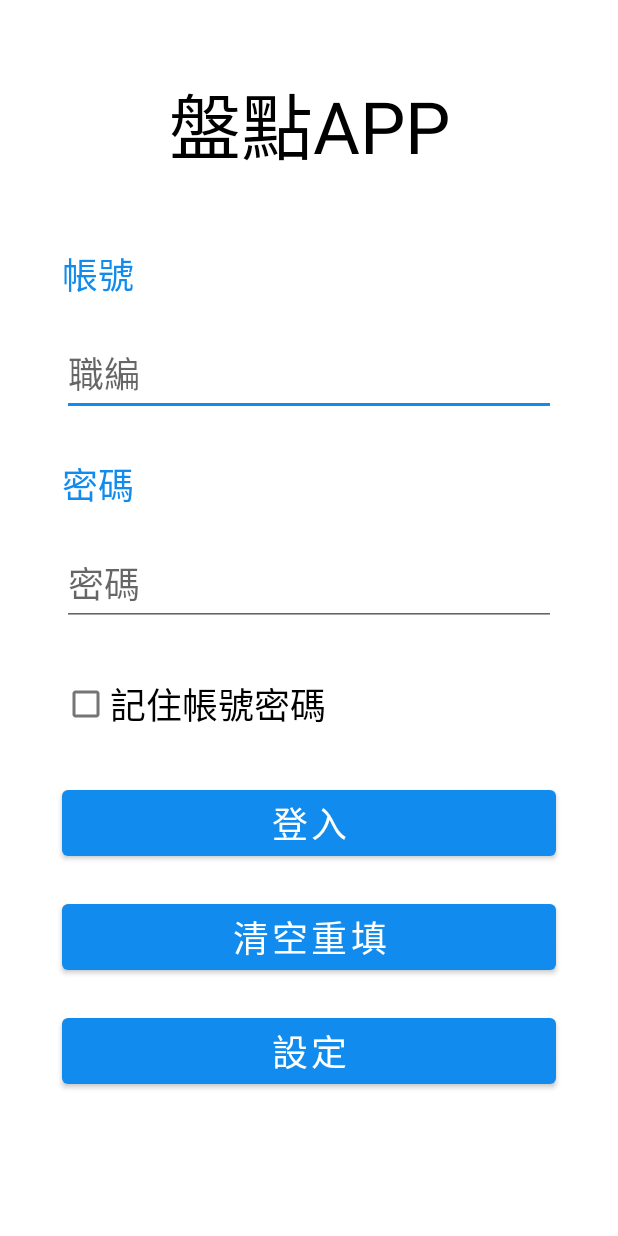
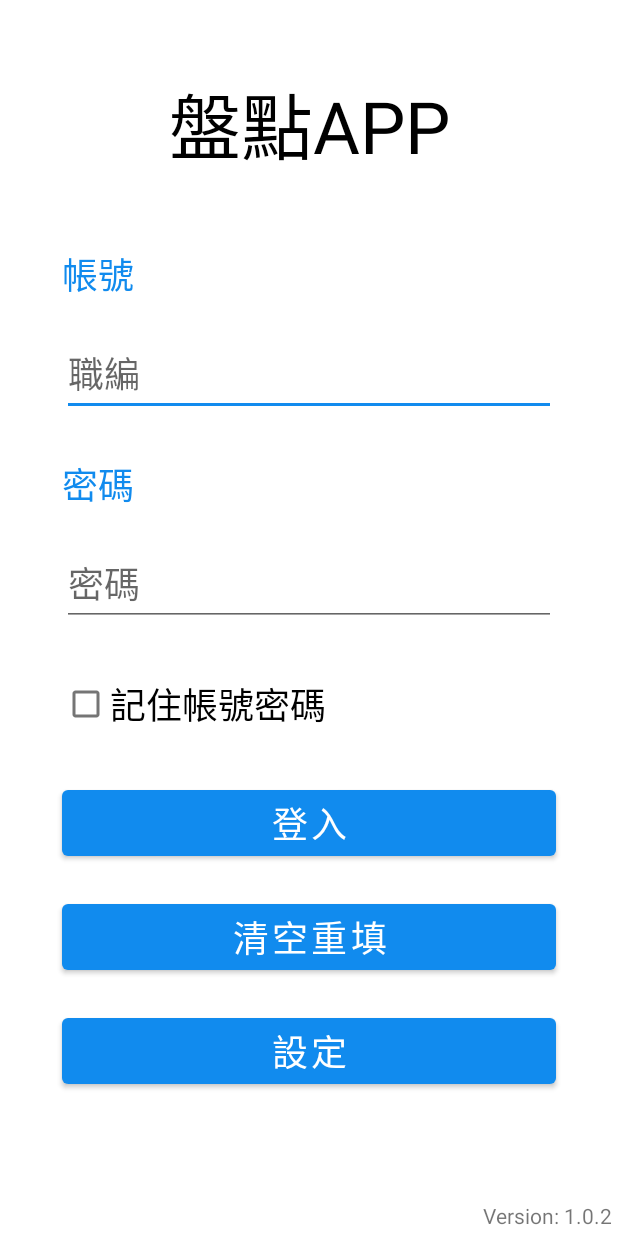
Before and after one commit to ykwei1127/invAPP-app, an Android app: the screen it shows after launch (MainActivity), on a phone screen of 412 x 824 dp. Run offline under Robolectric (Android 15) with nearby library versions, the phone set to English and light mode, and no system bars; our stand-ins replace Volley; Roboto replaces fonts that are not available here.

Commit message:
1. add version name on login page. 2. update 盤點量 in qrcode scan result page.

```diff
--- a/app/build.gradle
+++ b/app/build.gradle
@@ -10,8 +10,8 @@ android {
         applicationId "com.example.invapp"
         minSdk 21
         targetSdk 30
-        versionCode 3
-        versionName "3.0"
+        versionCode 5
+        versionName "1.0.2"
 
         testInstrumentationRunner "androidx.test.runner.AndroidJUnitRunner"
     }
--- a/app/src/main/java/com/example/invapp/adapter/ScanResultAdapter.kt
+++ b/app/src/main/java/com/example/invapp/adapter/ScanResultAdapter.kt
@@ -20,6 +20,7 @@ class ScanResultAdapter(private val context: ScanResultPage, private val dataset
     class ItemViewHolder(view: View) : RecyclerView.ViewHolder(view) {
         val textViewMedCode : TextView = view.findViewById(R.id.textView_medCode)
         val textViewMedName : TextView = view.findViewById(R.id.textView_medName)
+        val textViewMedTotalAmount : TextView = view.findViewById(R.id.textView_medTotalAmount)
         val tableLayout : TableLayout = view.findViewById(R.id.tableLayout)
         val tableRow : TableRow = view.findViewById(R.id.tableRow)
     }
@@ -39,6 +40,11 @@ class ScanResultAdapter(private val context: ScanResultPage, private val dataset
         }
         holder.textViewMedCode.text = item.get("代碼").toString()
         holder.textViewMedName.text = item.get("藥名").toString()
+        if (item.get("App盤點總數量").toString() == "null") {
+            holder.textViewMedTotalAmount.text = ""
+        } else {
+            holder.textViewMedTotalAmount.text = item.get("App盤點總數量").toString()
+        }
 
         holder.tableRow.setOnClickListener {
             SingletonClass.instance.qrcodeCode = item.get("代碼").toString()
--- a/app/src/main/java/com/example/invapp/inventory/FirstTimeInventoryPage.kt
+++ b/app/src/main/java/com/example/invapp/inventory/FirstTimeInventoryPage.kt
@@ -80,7 +80,10 @@ class FirstTimeInventoryPage : Fragment() {
         }
 
         // 取得盤點的預包單位、計價單位、數量，自動顯示計算結果
-        val url = SingletonClass.instance.ip + "/appGetData/$unit/$group/$code"
+        // URL包含中文，轉換%
+        val unitInURL = java.net.URLEncoder.encode(unit, "utf-8")
+        val groupInURL = java.net.URLEncoder.encode(group, "utf-8")
+        val url = SingletonClass.instance.ip + "/appGetData/$unitInURL/$groupInURL/$code"
         val queue = Volley.newRequestQueue(activity?.applicationContext)
         val stringRequest = StringRequest(
             Request.Method.GET, url,
--- a/app/src/main/java/com/example/invapp/inventory/SearchPage.kt
+++ b/app/src/main/java/com/example/invapp/inventory/SearchPage.kt
@@ -60,7 +60,9 @@ class SearchPage : Fragment() {
                 val imm : InputMethodManager = activity?.getSystemService(Context.INPUT_METHOD_SERVICE) as InputMethodManager
                 imm.hideSoftInputFromWindow(view.windowToken,0)
                 progressBarSearch.visibility = View.VISIBLE
-                val url = SingletonClass.instance.ip + "/appGetSearchResult/$query"
+                // URL包含中文，轉換%
+                val queryInUrl = java.net.URLEncoder.encode(query, "utf-8")
+                val url = SingletonClass.instance.ip + "/appGetSearchResult/$queryInUrl"
                 val queue = Volley.newRequestQueue(activity?.applicationContext)
                 val stringRequest = StringRequest(
                     Request.Method.GET, url,
--- a/app/src/main/java/com/example/invapp/inventory/SingleInventoryPage.kt
+++ b/app/src/main/java/com/example/invapp/inventory/SingleInventoryPage.kt
@@ -64,7 +64,10 @@ class SingleInventoryPage : Fragment() {
         val name : String = SingletonClass.instance.inventoryName.toString()
 
         // 取得加減單一藥品數量的計價單位
-        val urlUnit = SingletonClass.instance.ip + "/appGetSingleInventoryUnit/$unit/$group/$code"
+        // URL包含中文，轉換%
+        val unitInURL = java.net.URLEncoder.encode(unit, "utf-8")
+        val groupInURL = java.net.URLEncoder.encode(group, "utf-8")
+        val urlUnit = SingletonClass.instance.ip + "/appGetSingleInventoryUnit/$unitInURL/$groupInURL/$code"
         val queueUnit = Volley.newRequestQueue(activity?.applicationContext)
         val stringRequest = StringRequest(
             Request.Method.GET, urlUnit,
--- a/app/src/main/java/com/example/invapp/login/LoginPage.kt
+++ b/app/src/main/java/com/example/invapp/login/LoginPage.kt
@@ -15,6 +15,7 @@ import androidx.navigation.Navigation
 import com.android.volley.Request
 import com.android.volley.toolbox.StringRequest
 import com.android.volley.toolbox.Volley
+import com.example.invapp.BuildConfig
 import com.example.invapp.R
 import com.example.invapp.setting.SettingActivity
 import com.example.invapp.singleton.SingletonClass
@@ -46,6 +47,10 @@ class LoginPage : Fragment() {
         val buttonLogin = requireView().findViewById<Button>(R.id.button_login)
         val progressBarLogin = requireView().findViewById<ProgressBar>(R.id.progressBar_login)
         val checkBoxLogin = requireView().findViewById<CheckBox>(R.id.checkBox_login)
+        val textViewVersionName = requireView().findViewById<TextView>(R.id.textView_versionName)
+
+        val versionName = "Version: ${BuildConfig.VERSION_NAME}"
+        textViewVersionName.text = versionName
 
         val checking = pref?.getString("CHECKING", "0")
         if (checking == "1") {
--- a/app/src/main/java/com/example/invapp/qrcode/ScanInventoryPage.kt
+++ b/app/src/main/java/com/example/invapp/qrcode/ScanInventoryPage.kt
@@ -82,7 +82,10 @@ class ScanInventoryPage : Fragment() {
         }
 
         // 取得盤點的預包單位、計價單位、數量，自動顯示計算結果
-        val url = SingletonClass.instance.ip + "/appGetData/$unit/$group/$code"
+        // URL包含中文，轉換%
+        val unitInURL = java.net.URLEncoder.encode(unit, "utf-8")
+        val groupInURL = java.net.URLEncoder.encode(group, "utf-8")
+        val url = SingletonClass.instance.ip + "/appGetData/$unitInURL/$groupInURL/$code"
         val queue = Volley.newRequestQueue(activity?.applicationContext)
         val stringRequest = StringRequest(
             Request.Method.GET, url,
--- a/app/src/main/java/com/example/invapp/qrcode/ScanResultPage.kt
+++ b/app/src/main/java/com/example/invapp/qrcode/ScanResultPage.kt
@@ -70,7 +70,9 @@ class ScanResultPage : Fragment() {
             // 取得server qrcode位置的藥品
             scanResult = arguments?.getString("scanResult").toString()
             scanResult = scanResult.replace(")",") ")
-            val url = SingletonClass.instance.ip + "/appGetQrcodeResults/$scanResult"
+            // URL包含中文，轉換%
+            val scanResultInURL = java.net.URLEncoder.encode(scanResult, "utf-8").replace("+", "%20")
+            val url = SingletonClass.instance.ip + "/appGetQrcodeResults/$scanResultInURL"
             val queue = Volley.newRequestQueue(activity?.applicationContext)
             val stringRequest = StringRequest(
                 Request.Method.GET, url,
--- a/app/src/main/res/layout/fragment_login_page.xml
+++ b/app/src/main/res/layout/fragment_login_page.xml
@@ -151,4 +151,14 @@
         android:orientation="horizontal"
         app:layout_constraintGuide_percent="0.2" />
 
+    <TextView
+        android:id="@+id/textView_versionName"
+        android:layout_width="wrap_content"
+        android:layout_height="wrap_content"
+        android:layout_marginEnd="4dp"
+        android:layout_marginBottom="4dp"
+        android:text="Version: 1.0.0"
+        app:layout_constraintBottom_toBottomOf="parent"
+        app:layout_constraintEnd_toEndOf="parent" />
+
 </androidx.constraintlayout.widget.ConstraintLayout>
```
Also changed, not shown: app/src/main/res/layout/fragment_scan_result_page.xml (+14 -1 lines), app/src/main/res/layout/item.xml (+15 -3 lines).
